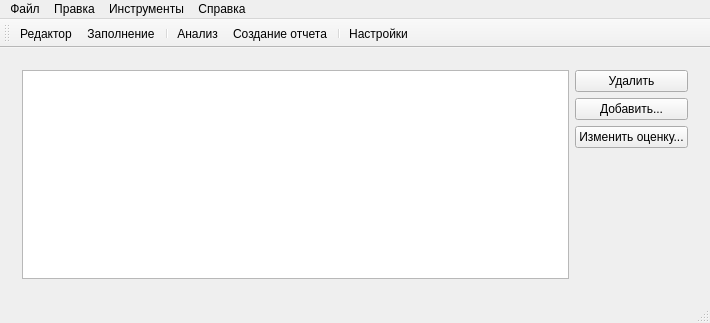
First picture: the form in mainwindow.ui, repository PertsevRoman/fiver, before the edit.
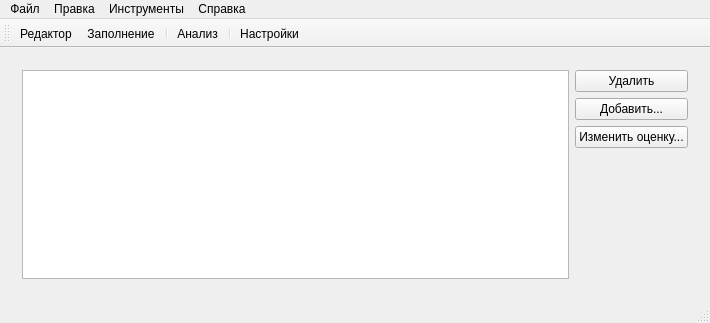
Second picture: the form after the edit.

What changed in the file:
```diff
--- a/mainwindow.ui
+++ b/mainwindow.ui
@@ -284,7 +284,6 @@
    <addaction name="vocFillAction"/>
    <addaction name="separator"/>
    <addaction name="analyseAction"/>
-   <addaction name="reportAction"/>
    <addaction name="separator"/>
    <addaction name="optionsAction"/>
   </widget>
@@ -337,14 +336,6 @@
     <string>Alt+Shift+A</string>
    </property>
   </action>
-  <action name="reportAction">
-   <property name="text">
-    <string>Создание отчета</string>
-   </property>
-   <property name="shortcut">
-    <string>Alt+Shift+R</string>
-   </property>
-  </action>
   <action name="optionsAction">
    <property name="text">
     <string>Настройки...</string>
```
Left out of the diff: 1 changed line with no effect on the pictures.
